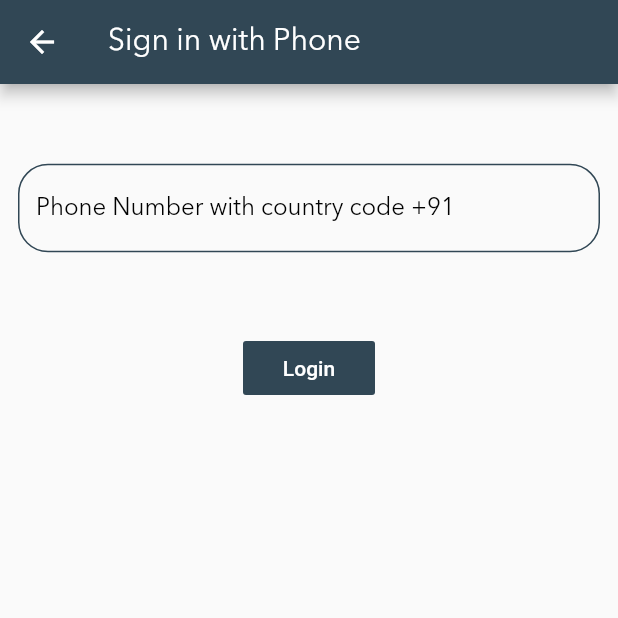
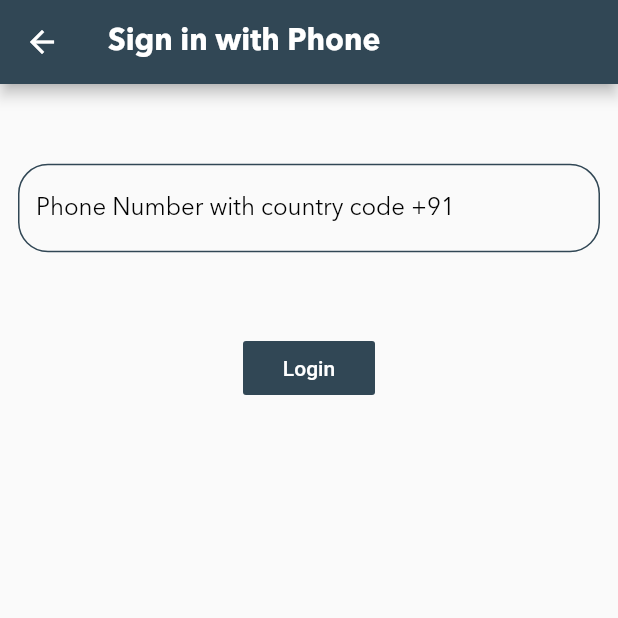
Before and after one commit to pears-ads/flutter-app, a Flutter app: the PhoneLoginPage screen opened directly, after a tap on "Login", on a phone screen of 412 x 824 dp, the top half of it. Run offline on Flutter 3.47's test engine with Material 2 defaults, Android fonts, the phone set to English and light mode, and no system bars; our stand-ins replace bloc, equatable, firebase_auth, firebase_core, flutter_bloc, google_sign_in; accounts and stored records are empty; network calls fail.

Commit message:
font updated

```diff
--- a/lib/repository/auth/firebase_auth.dart
+++ b/lib/repository/auth/firebase_auth.dart
@@ -70,7 +70,7 @@ class Firebase_GoogleImp implements FirebaseAuth_Google{
             barrierDismissible: false,
             builder: (context) {
               return AlertDialog(
-                title: Text("Give the code?"),
+                title: Text("Enter OTP"  ,style: TextStyle(fontFamily:'Avenir')),
                 content: Column(
                   mainAxisSize: MainAxisSize.min,
                   children: <Widget>[
@@ -81,7 +81,7 @@ class Firebase_GoogleImp implements FirebaseAuth_Google{
                 ),
                 actions: <Widget>[
                   FlatButton(
-                    child: Text("Confirm"),
+                    child: Text("Confirm" ,style: TextStyle(fontFamily:'Avenir'),),
                     textColor: Colors.white,
                     color: Color(0xff314755),
                     onPressed: () async{
--- a/lib/ui/auth/phoneLoginPage.dart
+++ b/lib/ui/auth/phoneLoginPage.dart
@@ -14,7 +14,7 @@ class PhoneLoginPage extends StatelessWidget {
     return Scaffold(
       // key: _scaffoldKey,
       appBar: AppBar(
-        title:Text('Sign in with Phone' ,style: TextStyle(fontFamily: 'Avenir'),),
+        title:Text('Sign in with Phone' ,style: TextStyle(fontFamily: 'Avenir Bold'),),
         backgroundColor: Color(0xff314755),  //(0xff26A0DA
       ),
 
@@ -52,7 +52,7 @@ class PhoneLoginPage extends StatelessWidget {
                             SizedBox(height:height*0.05),
 
                         FlatButton(onPressed: () {
-                        if(phoneNumberController.text.trim() == '' && phoneNumberController.text.trim().length != 10){
+                        if(phoneNumberController.text.trim() == '' || phoneNumberController.text.trim().length < 12){
                          debugPrint('this is not valid');
                         //  final snackBar = SnackBar(content: Text('please enter valid Phone number !!!'));
                         //   _scaffoldKey.currentState.showSnackBar(snackBar);
```
Also changed, not shown: lib/ui/Pages/homePage.dart (+4 -4 lines).
